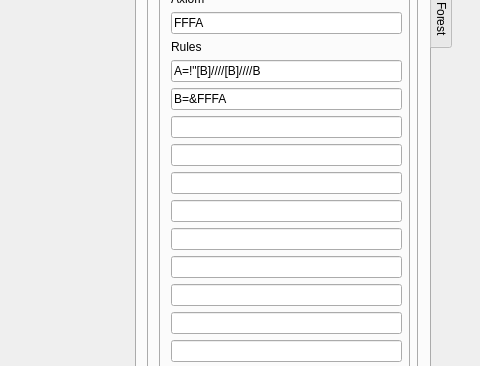
Old version of the form ForestGenerator/ui/MainWindow.ui in the repository BenCarey88/ForestGenerator; both pictures show x 661 to 1141 and y 115 to 481 of the 1141 by 849 pixel window.
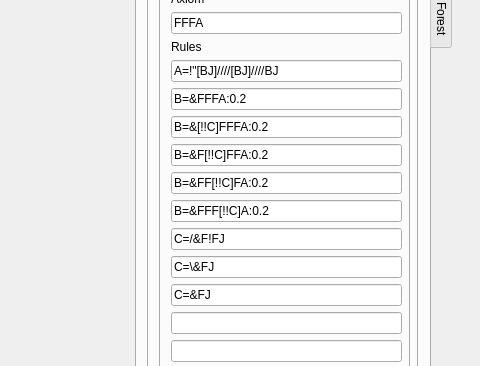
New version of the form. The open tabs and pages were chosen to show the change.

```diff
--- a/ForestGenerator/ui/MainWindow.ui
+++ b/ForestGenerator/ui/MainWindow.ui
@@ -1057,7 +1057,7 @@
                  </sizepolicy>
                 </property>
                 <property name="text">
-                 <string>A=!&quot;[B]////[B]////B</string>
+                 <string>A=!&quot;[BJ]////[BJ]////BJ</string>
                 </property>
                </widget>
               </item>
@@ -1070,7 +1070,7 @@
                  </sizepolicy>
                 </property>
                 <property name="text">
-                 <string>B=&amp;FFFA</string>
+                 <string>B=&amp;FFFA:0.2</string>
                 </property>
                </widget>
               </item>
@@ -1082,6 +1082,9 @@
                   <verstretch>0</verstretch>
                  </sizepolicy>
                 </property>
+                <property name="text">
+                 <string>B=&amp;[!!C]FFFA:0.2</string>
+                </property>
                </widget>
               </item>
               <item>
@@ -1092,6 +1095,9 @@
                   <verstretch>0</verstretch>
                  </sizepolicy>
                 </property>
+                <property name="text">
+                 <string>B=&amp;F[!!C]FFA:0.2</string>
+                </property>
                </widget>
               </item>
               <item>
@@ -1102,6 +1108,9 @@
                   <verstretch>0</verstretch>
                  </sizepolicy>
                 </property>
+                <property name="text">
+                 <string>B=&amp;FF[!!C]FA:0.2</string>
+                </property>
                </widget>
               </item>
               <item>
@@ -1112,6 +1121,9 @@
                   <verstretch>0</verstretch>
                  </sizepolicy>
                 </property>
+                <property name="text">
+                 <string>B=&amp;FFF[!!C]A:0.2</string>
+                </property>
                </widget>
               </item>
               <item>
@@ -1122,13 +1134,24 @@
                   <verstretch>0</verstretch>
                  </sizepolicy>
                 </property>
+                <property name="text">
+                 <string>C=/&amp;F!FJ</string>
+                </property>
                </widget>
               </item>
               <item>
-               <widget class="QLineEdit" name="m_rule8_3"/>
+               <widget class="QLineEdit" name="m_rule8_3">
+                <property name="text">
+                 <string>C=\&amp;FJ</string>
+                </property>
+               </widget>
               </item>
               <item>
-               <widget class="QLineEdit" name="m_rule9_3"/>
+               <widget class="QLineEdit" name="m_rule9_3">
+                <property name="text">
+                 <string>C=&amp;FJ</string>
+                </property>
+               </widget>
               </item>
               <item>
                <widget class="QLineEdit" name="m_rule10_3"/>
```
Left out of the diff: 26 changed lines with no effect on the pictures.
